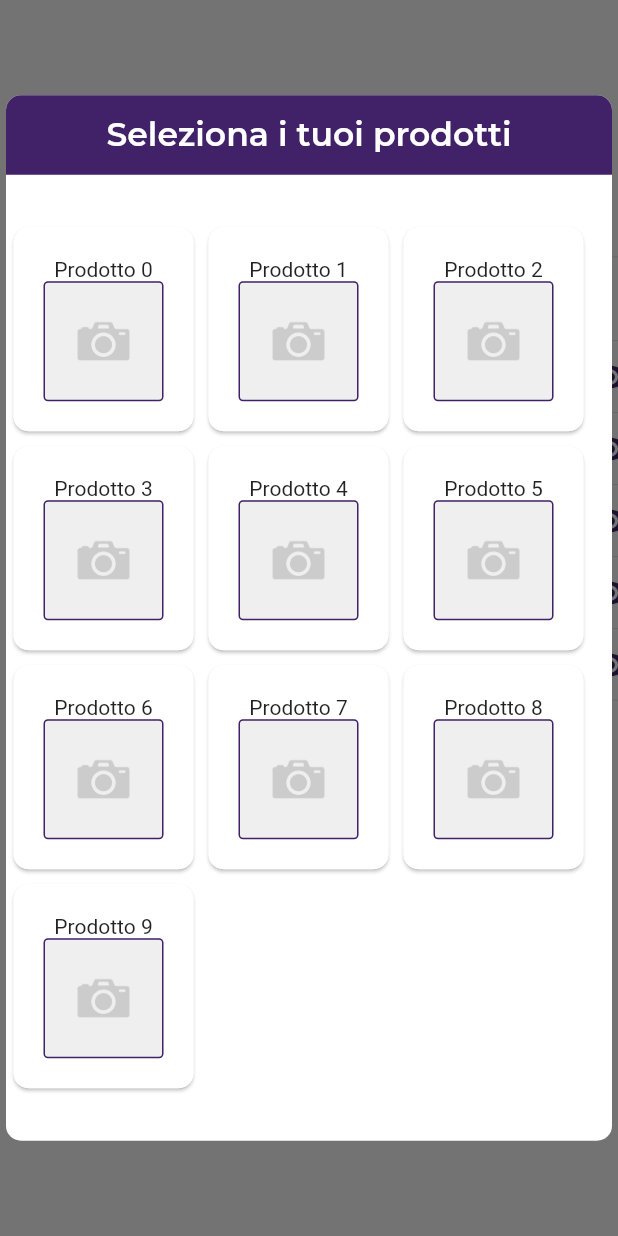
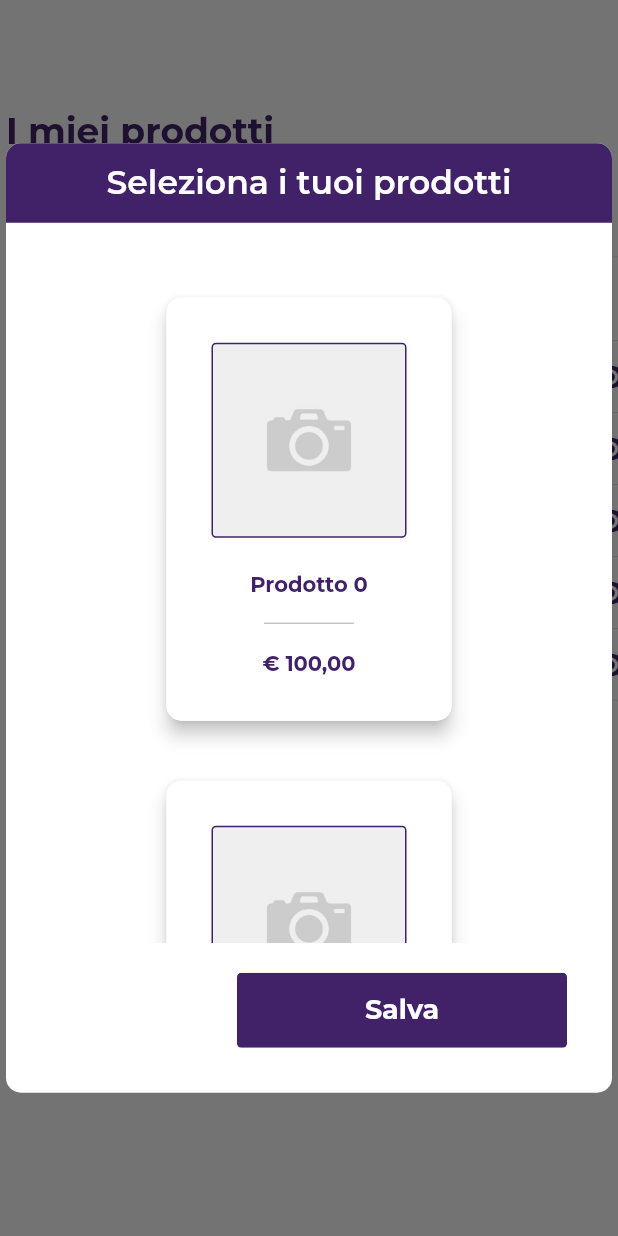
Before and after one commit to Stemicio9/ripapp_dashboard, a Flutter app: the MyProducts widget shown alone on an empty page, opened directly, after a tap on "Aggiungi prodotto", on a phone screen of 412 x 824 dp. Run offline on Flutter 3.47's test engine with Material 2 defaults, Android fonts, the phone set to English and light mode, and no system bars; our stand-ins replace cross_file, dotted_border, flutter_svg, google_fonts; missing offline and left inert: collapsible_sidebar, dart:html, desktop_drop, image_picker_web, just_the_tooltip.

Commit message:
Egg commit

```diff
--- a/lib/constants/colors.dart
+++ b/lib/constants/colors.dart
@@ -4,6 +4,7 @@ import 'package:flutter/material.dart';
 
 //new theme colors
 const Color black = Color(0xFF000000);
+
 const Color white = Color(0xFFFFFFFF);
 const Color green = Color(0xFF4EA699);
 const Color background = Color(0xFF412268);
@@ -18,6 +19,7 @@ const Color greyDrag = Color(0xFFF5F5F5);
 const Color redAccent = Color(0xFFFF0000);
 Color blackTransparent = Color(0xFF000000).withOpacity(0.65);
 Color blackDialog = Color(0xFF000000).withOpacity(0.95);
+Color blackDivider = Color(0xFF3D3D3D).withOpacity(0.3);
 
 
 
--- a/lib/entities/single_product_entity.dart
+++ b/lib/entities/single_product_entity.dart
@@ -7,22 +7,27 @@ import 'package:ripapp_dashboard/constants/images_constants.dart';
 
 class SingleProductEntity {
   final String name;
+  final String price;
   final String urlImage;
   bool isSelected;
   final Function(SingleProductEntity) onTap;
 
-  SingleProductEntity({this.name = "Product",
+  SingleProductEntity({
+    this.name = "Product",
+    this.price = "Price",
     this.urlImage = ImagesConstants.imgProductPlaceholder,
-    this.isSelected = false, this.onTap = constantFunction});
+    this.isSelected = false,
+    this.onTap = constantFunction});
 
   static void constantFunction(SingleProductEntity singleProductEntity){}
 
 
   SingleProductEntity copyWith({
-    String? name, String? urlImage, bool? isSelected, Function(SingleProductEntity)? onTap
+    String? name, String? urlImage,String? price, bool? isSelected, Function(SingleProductEntity)? onTap
   }){
     return SingleProductEntity(
         name : name ?? this.name,
+        price : price ?? this.price,
         isSelected: isSelected ?? this.isSelected,
         urlImage : urlImage ?? this.urlImage,
         onTap : onTap ?? this.onTap
--- a/lib/pages/internal_pages/admin_pages/widgets/product_form.dart
+++ b/lib/pages/internal_pages/admin_pages/widgets/product_form.dart
@@ -163,9 +163,8 @@ class ProductForm extends StatelessWidget {
                     Padding(
                       padding: getPadding(top: 40),
                       child: Align(
-                        alignment: Alignment.center,
+                        alignment: Alignment.centerRight,
                         child: ActionButtonV2(
-                          maxWidth: 150,
                           action: onTap,
                           text: getCurrentLanguageValue(SAVE)!,
                         ),
--- a/lib/pages/internal_pages/agency_pages/my_products.dart
+++ b/lib/pages/internal_pages/agency_pages/my_products.dart
@@ -51,7 +51,11 @@ class MyProductsState extends State<MyProducts>{
             deleteProfileOnTap: (){},
             onTap: (){
               showDialog(context: context, builder: (ctx)=>
-                  const ProductsPopup()
+                   ProductsPopup(
+                    onTap: (){
+                      Navigator.pop(context);
+                    },
+                  )
               );
             },
             pageTitle: getCurrentLanguageValue(MY_PRODUCTS)!,
--- a/lib/pages/internal_pages/agency_pages/widgets/edit_profile_form.dart
+++ b/lib/pages/internal_pages/agency_pages/widgets/edit_profile_form.dart
@@ -215,9 +215,8 @@ class EditProfileForm extends StatelessWidget{
                     Padding(
                       padding: getPadding(top: 40),
                       child: Align(
-                        alignment: Alignment.center,
+                        alignment: Alignment.centerRight,
                         child: ActionButtonV2(
-                          maxWidth: 150,
                           action: onTap,
                           text: getCurrentLanguageValue(SAVE)!,
                         ),
--- a/lib/pages/internal_pages/agency_pages/widgets/products_popup.dart
+++ b/lib/pages/internal_pages/agency_pages/widgets/products_popup.dart
@@ -1,12 +1,16 @@
-
 
 import 'package:flutter/material.dart';
 import 'package:ripapp_dashboard/entities/single_product_entity.dart';
 import 'package:ripapp_dashboard/pages/internal_pages/agency_pages/widgets/products_row.dart';
 import 'package:ripapp_dashboard/widgets/dialog_card.dart';
 
+import '../../../../constants/language.dart';
+import '../../../../widgets/action_button.dart';
+
 class ProductsPopup extends StatefulWidget {
-  const ProductsPopup({Key? key}) : super(key: key);
+  final Function() onTap;
+
+  const ProductsPopup({Key? key,required this.onTap}) : super(key: key);
 
   @override
   State<ProductsPopup> createState() => _ProductsPopupState();
@@ -19,12 +23,13 @@ class _ProductsPopupState extends State<ProductsPopup> {
   // fixme make a bloc and a cubit to manage this situation
   late List<SingleProductEntity> products = List.empty(growable: true);
 
+
   @override
   void initState() {
     // fixme here we use initState only to initialize product list, but is dummy
     // fixme delete this method when bloc will be done
     for(int i = 0; i<10; i++){
-      products.add(SingleProductEntity(name: "Prodotto $i", onTap: onProductTapped));
+      products.add(SingleProductEntity(name: "Prodotto $i", onTap: onProductTapped,price: "100,00"));
     }
     super.initState();
   }
@@ -48,10 +53,31 @@ class _ProductsPopupState extends State<ProductsPopup> {
       mainAxisAlignment: MainAxisAlignment.center,
       children: [
         Container(
-          width: 750,
+          width: 970,
           child: DialogCard(
               cardTitle: 'Seleziona i tuoi prodotti',
-              child: ProductsRow(products: products,)
+              child: Column(
+                children: [
+                Container(
+                      height: 450,
+                        child: SingleChildScrollView(
+                            child: ProductsRow(products: products,)
+                        )
+                    ),
+
+                  Padding(
+                    padding: const EdgeInsets.only(right: 30,top: 20),
+                    child: Align(
+                      alignment: Alignment.centerRight,
+                      child: ActionButtonV2(
+                        action: widget.onTap,
+                        text: getCurrentLanguageValue(SAVE) ?? "",
+                      ),
+                    ),
+                  )
+                ],
+              ),
+
           ),
         ),
       ],
--- a/lib/pages/internal_pages/agency_pages/widgets/single_product.dart
+++ b/lib/pages/internal_pages/agency_pages/widgets/single_product.dart
@@ -1,37 +1,37 @@
-
-
 import 'package:flutter/material.dart';
 import 'package:ripapp_dashboard/constants/colors.dart';
 import 'package:ripapp_dashboard/entities/single_product_entity.dart';
+import 'package:ripapp_dashboard/utils/size_utils.dart';
+import 'package:ripapp_dashboard/utils/style_utils.dart';
 
 class SingleProduct extends StatelessWidget {
-
   final SingleProductEntity singleProductEntity;
 
-  const SingleProduct({Key? key, required this.singleProductEntity}) : super(key: key);
+  const SingleProduct({Key? key, required this.singleProductEntity})
+      : super(key: key);
 
   @override
   Widget build(BuildContext context) {
     return GestureDetector(
-       onTap: (){singleProductEntity.onTap(singleProductEntity);},
+        onTap: () {
+          singleProductEntity.onTap(singleProductEntity);
+        },
         child: Card(
-           margin: const EdgeInsets.symmetric(horizontal: 5, vertical: 5),
+          elevation: 5,
+          margin: const EdgeInsets.symmetric(horizontal: 20, vertical: 20),
           shape: RoundedRectangleBorder(
               borderRadius: BorderRadius.circular(10),
               side: BorderSide(
                   color: singleProductEntity.isSelected ? background : white,
-                 width: 3
-             )
-           ),
-         child:  Padding(
-           padding: const EdgeInsets.all(20),
+                  width: 2)),
+          child: Padding(
+            padding: const EdgeInsets.all(30),
             child: Column(
               crossAxisAlignment: CrossAxisAlignment.center,
               children: [
-               Text(singleProductEntity.name),
                 Container(
-                 height: 80,
-                 width: 80,
+                  height: 130,
+                  width: 130,
                   decoration: BoxDecoration(
                       borderRadius: const BorderRadius.all(Radius.circular(3)),
                       color: greyDrag,
@@ -40,15 +40,44 @@ class SingleProduct extends StatelessWidget {
                         width: 1,
                       ),
                       image: DecorationImage(
-                       image: AssetImage(
-                           singleProductEntity.urlImage),
+                        image: AssetImage(singleProductEntity.urlImage),
                         fit: BoxFit.cover,
                       )),
                 ),
+                Padding(
+                  padding: getPadding(top: 25),
+                  child: Text(
+                    singleProductEntity.name,
+                    style: SafeGoogleFont(
+                        'Montserrat',
+                        fontSize: 14,
+                        color: background,
+                        fontWeight: FontWeight.bold),
+                  ),
+                ),
+
+                Container(
+                  width: 60,
+                  padding: EdgeInsets.symmetric(vertical: 10),
+                  child: Divider(
+                    thickness: 1,
+                    color: blackDivider,
+
+                  ),
+                ),
+
+                 Text(
+                    "€ ${singleProductEntity.price}",
+                    style: SafeGoogleFont(
+                        'Montserrat',
+                        fontSize: 14,
+                        color: background,
+                        fontWeight: FontWeight.bold),
+                  ),
+
               ],
             ),
           ),
-       )
-     );
+        ));
   }
 }
```
Lines whose indentation alone changed are shown as unchanged.
